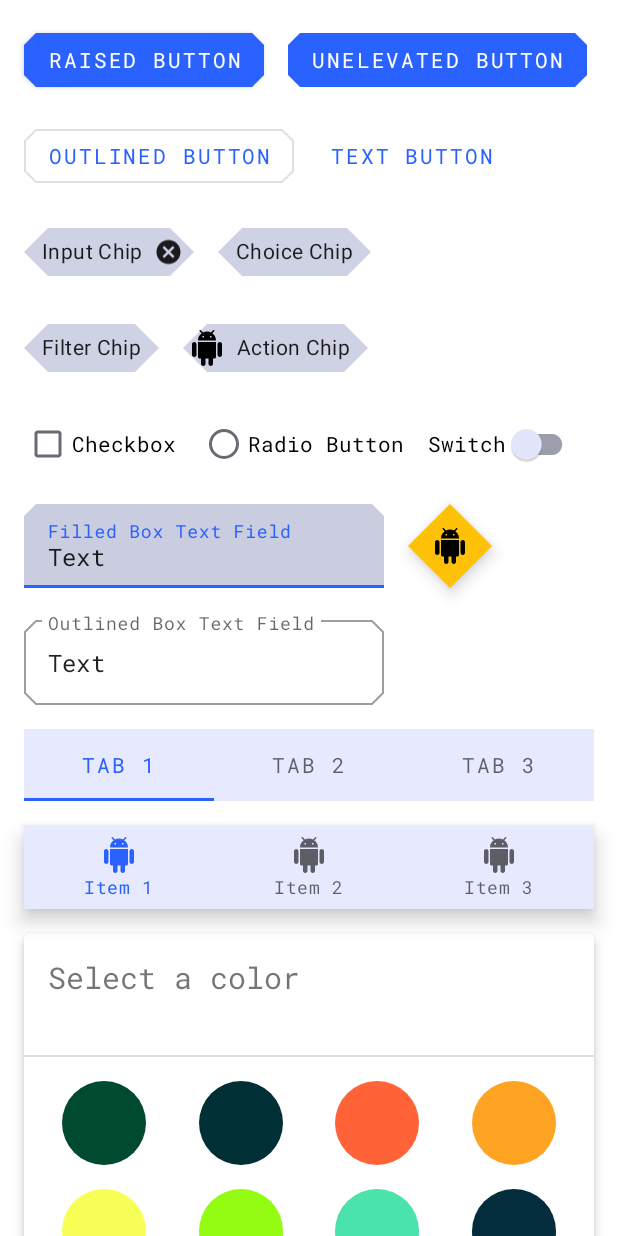
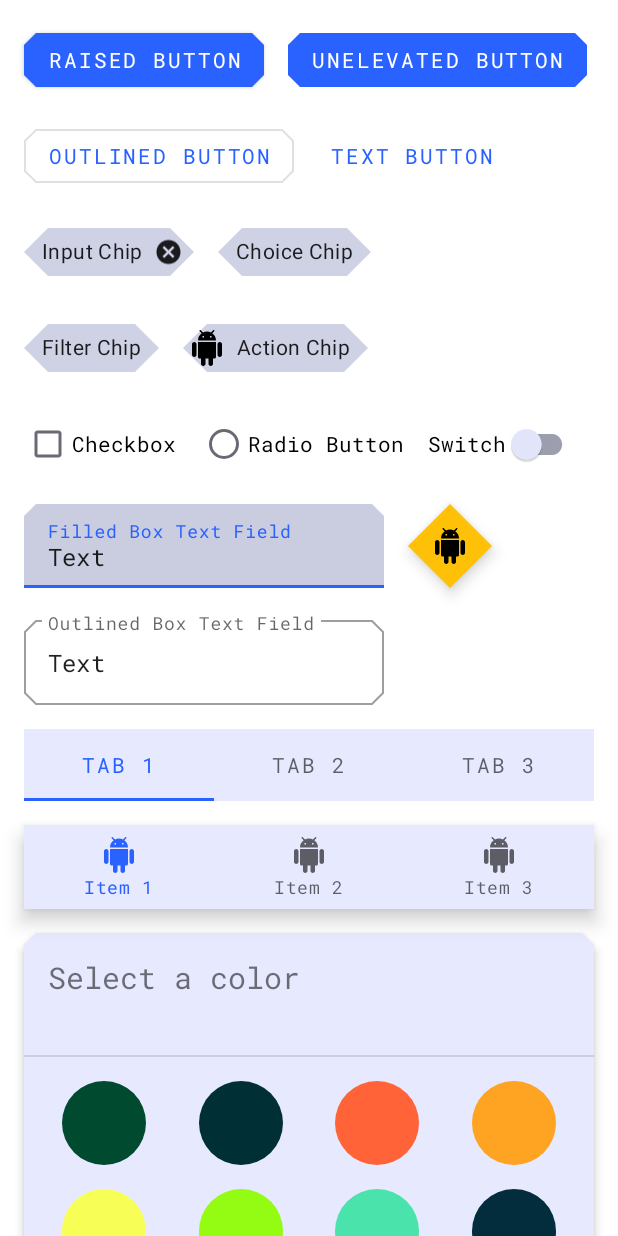
Before and after one commit to ricknout/android-mdc-custom-views, an Android app: the screen it shows after launch (MainActivity), on a phone screen of 412 x 824 dp. Run offline under Robolectric (Android 15) with nearby library versions, the phone set to English and light mode, and no system bars.

Commit message:
Fix ColorPickerView background theming

```diff
--- a/app/src/main/java/com/ricknout/materialthemingcustomviews/ColorPickerView.kt
+++ b/app/src/main/java/com/ricknout/materialthemingcustomviews/ColorPickerView.kt
@@ -7,11 +7,14 @@ import android.view.LayoutInflater
 import android.view.View
 import android.view.ViewGroup
 import androidx.constraintlayout.widget.ConstraintLayout
+import androidx.core.content.res.getColorStateListOrThrow
+import androidx.core.content.res.getDimensionOrThrow
 import androidx.core.graphics.ColorUtils
 import androidx.core.view.isVisible
 import androidx.recyclerview.widget.DiffUtil
 import androidx.recyclerview.widget.ListAdapter
 import androidx.recyclerview.widget.RecyclerView
+import com.google.android.material.shape.MaterialShapeDrawable
 import kotlinx.android.synthetic.main.list_item_color_picker.view.*
 import kotlinx.android.synthetic.main.view_color_picker.view.*
 
@@ -49,7 +52,14 @@ class ColorPickerView @JvmOverloads constructor(context: Context, attrs: Attribu
             callback?.onPickColor(color)
             selectedColor = null
         }
-        setBackgroundResource(R.drawable.bg_color_picker)
+        val materialShapeDrawable = MaterialShapeDrawable(context, attrs, R.attr.colorPickerStyle, R.style.AppColorPicker)
+        val styledAttrs = context.obtainStyledAttributes(attrs, R.styleable.ColorPickerView, defStyleAttr, R.style.AppColorPicker)
+        val backgroundTint = styledAttrs.getColorStateListOrThrow(R.styleable.ColorPickerView_backgroundTint)
+        val elevation = styledAttrs.getDimensionOrThrow(R.styleable.ColorPickerView_android_elevation)
+        backgroundTintList = backgroundTint
+        setElevation(elevation)
+        styledAttrs.recycle()
+        background = materialShapeDrawable
     }
 
     inner class Adapter : ListAdapter<ColorItem, ViewHolder>(DIFFER) {
--- a/app/src/main/res/drawable/bg_color_picker.xml
+++ /dev/null
@@ -1,6 +0,0 @@
-<?xml version="1.0" encoding="utf-8"?>
-<shape xmlns:android="http://schemas.android.com/apk/res/android"
-       android:shape="rectangle">
-    <solid android:color="#FFFFFF" />
-    <corners android:radius="4dp" />
-</shape>
--- a/app/src/main/res/layout-land/activity_main.xml
+++ b/app/src/main/res/layout-land/activity_main.xml
@@ -225,7 +225,6 @@
                 android:layout_height="360dp"
                 android:layout_marginTop="16dp"
                 android:layout_marginEnd="16dp"
-                android:elevation="4dp"
                 app:layout_constraintTop_toBottomOf="@id/floatingActionButton"
                 app:layout_constraintEnd_toEndOf="parent" />
 
--- a/app/src/main/res/layout/activity_main.xml
+++ b/app/src/main/res/layout/activity_main.xml
@@ -226,7 +226,6 @@
                 android:layout_marginTop="16dp"
                 android:layout_marginStart="16dp"
                 android:layout_marginEnd="16dp"
-                android:elevation="4dp"
                 app:layout_constraintTop_toBottomOf="@id/bottomNavigation"
                 app:layout_constraintStart_toStartOf="parent"
                 app:layout_constraintEnd_toEndOf="parent" />
--- /dev/null
+++ b/app/src/main/res/values/attrs.xml
@@ -0,0 +1,12 @@
+<?xml version="1.0" encoding="utf-8"?>
+<resources>
+
+    <attr name="colorPickerStyle" format="reference" />
+
+    <declare-styleable name="ColorPickerView">
+        <attr name="shapeAppearance" />
+        <attr name="backgroundTint" />
+        <attr name="android:elevation" />
+    </declare-styleable>
+
+</resources>
--- a/app/src/main/res/values/styles.xml
+++ b/app/src/main/res/values/styles.xml
@@ -30,6 +30,8 @@
         <item name="android:windowLightStatusBar" tools:targetApi="M">@bool/light_system_bar</item>
         <item name="android:windowLightNavigationBar" tools:targetApi="P">@bool/light_system_bar</item>
         <item name="android:navigationBarDividerColor" tools:targetApi="P">@color/color_system_bar_divider</item>
+        <!-- ColorPickerView widget attribute -->
+        <item name="colorPickerStyle">@style/AppColorPicker</item>
     </style>
 
     <style name="AppShapeAppearance.SmallComponent" parent="ShapeAppearance.MaterialComponents.SmallComponent">
@@ -47,4 +49,10 @@
         <item name="cornerSize">8dp</item>
     </style>
 
+    <style name="AppColorPicker">
+        <item name="shapeAppearance">?attr/shapeAppearanceLargeComponent</item>
+        <item name="backgroundTint">?attr/colorSurface</item>
+        <item name="android:elevation">4dp</item>
+    </style>
+
 </resources>
```
